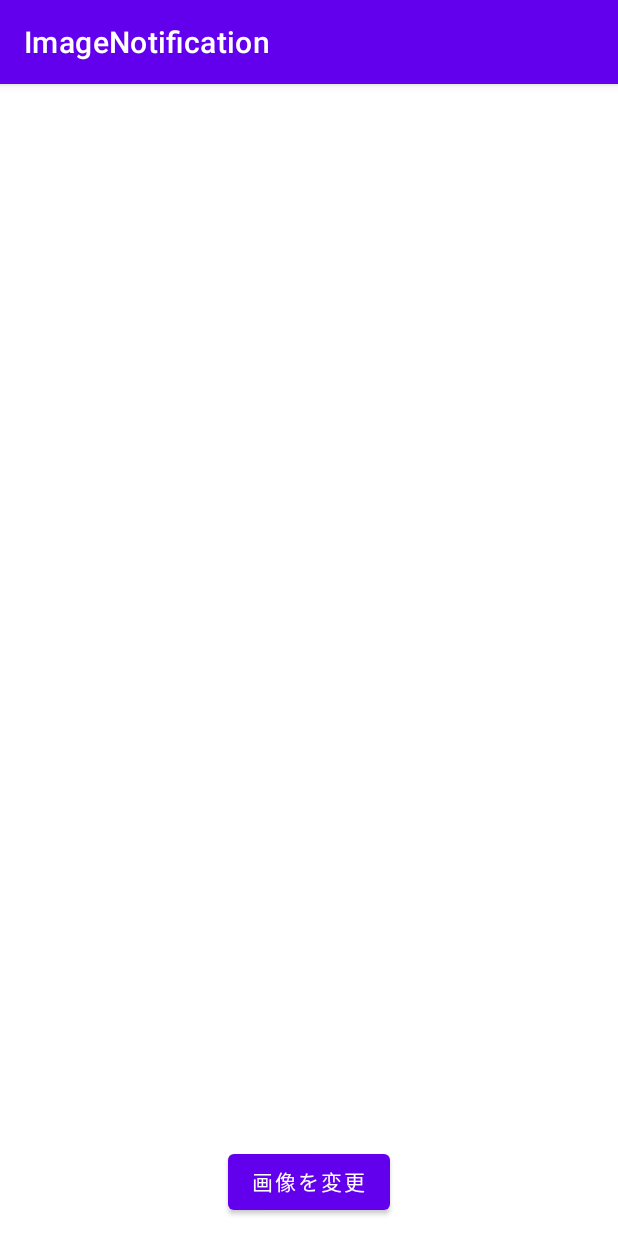
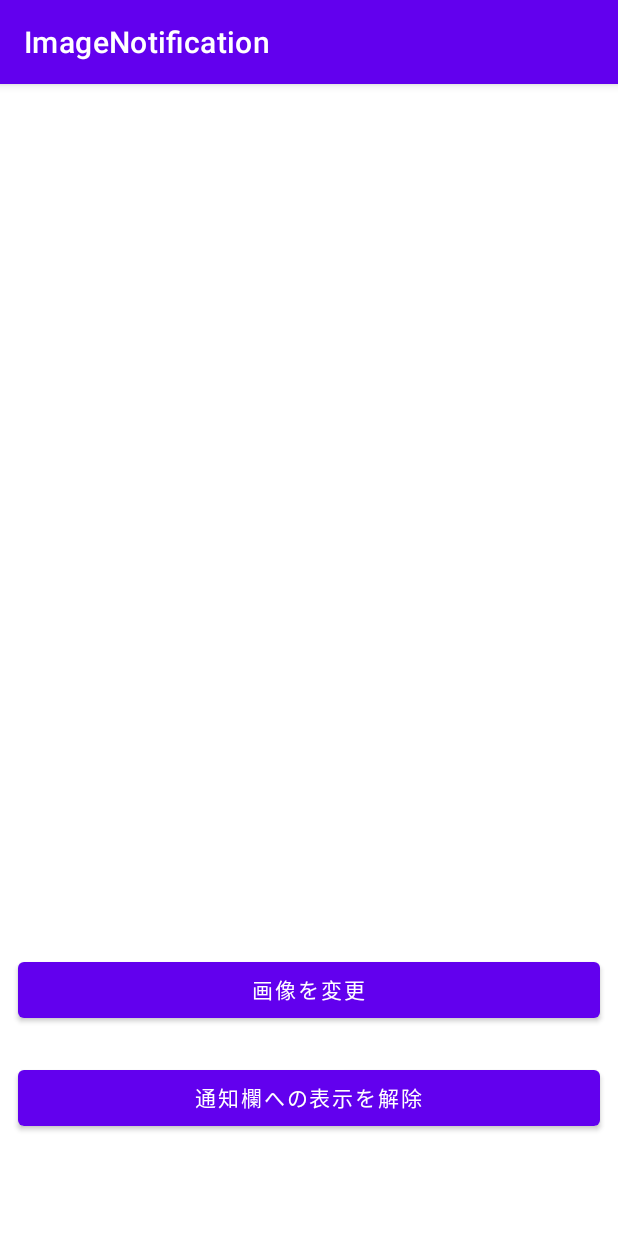
Before and after one commit to amegane/ImageNotification, an Android app built with Jetpack Compose: the screen it shows after launch (MainActivity), on a phone screen of 412 x 824 dp. Run offline under Robolectric (Android 15) with nearby library versions, the phone set to English and light mode, and no system bars; our stand-ins replace livedata-compose.

Commit message:
Add "Release notification" button

```diff
--- a/app/build.gradle
+++ b/app/build.gradle
@@ -10,7 +10,7 @@ android {
 
     defaultConfig {
         applicationId "com.amegane3231.imagenotification"
-        minSdkVersion 26
+        minSdkVersion 28
         targetSdkVersion 30
         versionCode 1
         versionName "1.0"
--- /dev/null
+++ b/app/src/main/java/com/amegane3231/imagenotification/data/NotificationState.kt
@@ -0,0 +1,9 @@
+package com.amegane3231.imagenotification.data
+
+import java.io.Serializable
+
+enum class NotificationState() : Serializable {
+    PIN_IMAGE,
+    CANCEL_IMAGE,
+    CHANGE_IMAGE;
+}
--- a/app/src/main/java/com/amegane3231/imagenotification/ui/fragments/HomeFragment.kt
+++ b/app/src/main/java/com/amegane3231/imagenotification/ui/fragments/HomeFragment.kt
@@ -1,6 +1,7 @@
 package com.amegane3231.imagenotification.ui.fragments
 
 import android.app.Activity
+import android.content.Context
 import android.content.Intent
 import android.graphics.Bitmap
 import android.graphics.BitmapFactory
@@ -12,6 +13,7 @@ import android.view.View
 import android.view.ViewGroup
 import androidx.activity.result.contract.ActivityResultContracts
 import androidx.compose.foundation.Image
+import androidx.compose.foundation.layout.*
 import androidx.compose.material.Button
 import androidx.compose.material.Text
 import androidx.compose.runtime.*
@@ -20,14 +22,15 @@ import androidx.compose.ui.Modifier
 import androidx.compose.ui.graphics.ImageBitmap
 import androidx.compose.ui.graphics.asImageBitmap
 import androidx.compose.ui.platform.ComposeView
+import androidx.compose.ui.tooling.preview.Preview
 import androidx.compose.ui.unit.dp
-import androidx.constraintlayout.compose.ConstraintLayout
 import androidx.core.content.edit
 import androidx.core.graphics.createBitmap
 import androidx.core.net.toUri
 import androidx.fragment.app.Fragment
 import androidx.preference.PreferenceManager
 import com.amegane3231.imagenotification.R
+import com.amegane3231.imagenotification.data.NotificationState
 import com.amegane3231.imagenotification.data.SharedPreferenceKey
 import com.amegane3231.imagenotification.interfaces.ImageProcessingListener
 import com.amegane3231.imagenotification.service.ForeGroundService
@@ -36,22 +39,29 @@ import kotlinx.coroutines.CoroutineScope
 import kotlinx.coroutines.Dispatchers
 import kotlinx.coroutines.Job
 import kotlinx.coroutines.launch
+import java.io.File
+import java.time.LocalDateTime
+import java.time.format.DateTimeFormatter
 
 class HomeFragment : Fragment(), ImageProcessingListener {
     private val homeViewModel: HomeViewModel by lazy { HomeViewModel() }
     private var imageUri: Uri? = null
-    private var isPinned = false
     private val getImageContent =
         registerForActivityResult(ActivityResultContracts.StartActivityForResult()) {
             if (it.resultCode == Activity.RESULT_OK && it.data?.data != null) {
                 val uri = it.data?.data!!
+                val notificationState = if (this.imageUri != null) {
+                    NotificationState.CHANGE_IMAGE
+                } else {
+                    NotificationState.PIN_IMAGE
+                }
+                imageUri = uri
                 PreferenceManager.getDefaultSharedPreferences(requireContext()).edit {
                     putString(SharedPreferenceKey.ImageUri.name, uri.toString())
                 }
                 val iconImage = getBitmap(uri)
                 homeViewModel.setImage(iconImage)
-                isPinned = true
-                startService(uri)
+                startService(uri, notificationState)
             }
         }
 
@@ -61,19 +71,33 @@ class HomeFragment : Fragment(), ImageProcessingListener {
     ): View {
         imageUri = PreferenceManager.getDefaultSharedPreferences(requireContext())
             .getString(SharedPreferenceKey.ImageUri.name, "")?.toUri()
+        imageUri?.let {
+            homeViewModel.setImage(getBitmap(it))
+            startService(it, NotificationState.PIN_IMAGE)
+        }
         return ComposeView(inflater.context).apply {
             setContent {
-                ConstraintLayoutContent()
+                LayoutContent()
             }
         }
     }
 
-    private fun startService(uri: Uri) {
+    private fun startService(uri: Uri, notificationState: NotificationState) {
         val coroutineScope = CoroutineScope(Dispatchers.Default + Job())
         coroutineScope.launch {
             val intent = Intent(requireContext(), ForeGroundService::class.java).apply {
                 putExtra("imageUri", uri.toString())
-                putExtra("isPinned", isPinned)
+                putExtra("notificationState", notificationState)
+            }
+            requireContext().startForegroundService(intent)
+        }
+    }
+
+    private fun startService(notificationState: NotificationState) {
+        val coroutineScope = CoroutineScope(Dispatchers.Default + Job())
+        coroutineScope.launch {
+            val intent = Intent(requireContext(), ForeGroundService::class.java).apply {
+                putExtra("notificationState", notificationState)
             }
             requireContext().startForegroundService(intent)
         }
@@ -97,36 +121,14 @@ class HomeFragment : Fragment(), ImageProcessingListener {
         }
     }
 
+    @Preview
     @Composable
-    fun ConstraintLayoutContent() {
-        ConstraintLayout {
-            val (image, button) = createRefs()
-            if (imageUri != null) {
-                val imageBitmap = getBitmap(imageUri!!)
+    fun LayoutContent() {
+        Column(verticalArrangement = Arrangement.Center) {
             val imageState by homeViewModel.imageState.observeAsState()
-                if (imageState != null) {
-                    Image(
-                        bitmap = imageState!!,
-                        contentDescription = null,
-                        modifier = Modifier.constrainAs(image) {
-                            start.linkTo(parent.start)
-                            end.linkTo(parent.end)
-                        })
-                } else {
-                    Image(
-                        bitmap = imageBitmap,
-                        contentDescription = null,
-                        modifier = Modifier.constrainAs(image) {
-                            start.linkTo(parent.start)
-                            end.linkTo(parent.end)
-                        })
-                }
-                startService(imageUri!!)
-            } else {
-                val imageState by homeViewModel.imageState.observeAsState()
-                imageState?.let { Image(bitmap = it, contentDescription = null) }
-            }
-            Button(onClick = {
+            imageState?.let { ImageContent(image = it) }
+            Button(
+                onClick = {
                     val intent = Intent(Intent.ACTION_OPEN_DOCUMENT).apply {
                         addCategory(Intent.CATEGORY_OPENABLE)
                         type = "image/png"
@@ -134,18 +136,39 @@ class HomeFragment : Fragment(), ImageProcessingListener {
                     if (intent.resolveActivity(requireContext().packageManager) != null) {
                         getImageContent.launch(intent)
                     }
-            }, modifier = Modifier.constrainAs(button) {
-                start.linkTo(parent.start)
-                end.linkTo(parent.end)
-                bottom.linkTo(parent.bottom, margin = 12.dp)
-            }) {
+                },
+                modifier = Modifier
+                    .fillMaxWidth()
+                    .padding(PADDING_BUTTON)
+            ) {
                 Text(text = getString(R.string.button_change_image))
             }
+            Button(
+                onClick = {
+                    startService(NotificationState.CANCEL_IMAGE)
+                },
+                modifier = Modifier
+                    .fillMaxWidth()
+                    .padding(PADDING_BUTTON)
+            ) {
+                Text(text = "通知欄への表示を解除")
             }
+        }
+    }
+
+    @Composable
+    private fun ImageContent(image: ImageBitmap) {
+        Image(
+            bitmap = image,
+            contentDescription = null,
+            modifier = Modifier.size(DEFAULT_IMAGE_WIDTH.dp, DEFAULT_IMAGE_HEIGHT.dp),
+        )
     }
 
     companion object {
         private const val DEFAULT_IMAGE_WIDTH = 512
         private const val DEFAULT_IMAGE_HEIGHT = 512
+        private val MARGIN_BUTTON = 12.dp
+        private val PADDING_BUTTON = 12.dp
     }
 }
```
Also changed, not shown: app/src/main/java/com/amegane3231/imagenotification/service/ForeGroundService.kt (+17 -11 lines). Lines whose indentation alone changed are shown as unchanged.
